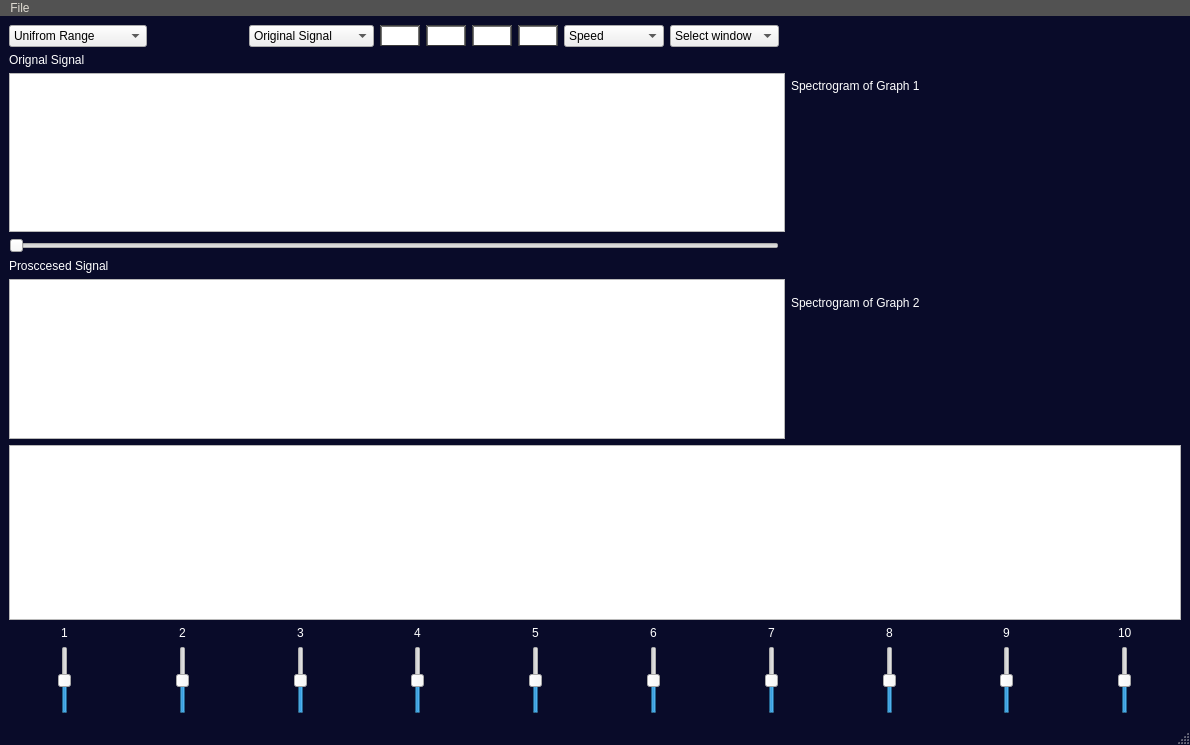
Before: the Qt Designer form main.ui in AliBadran716/Signal_equilizer, drawn with Qt 5.
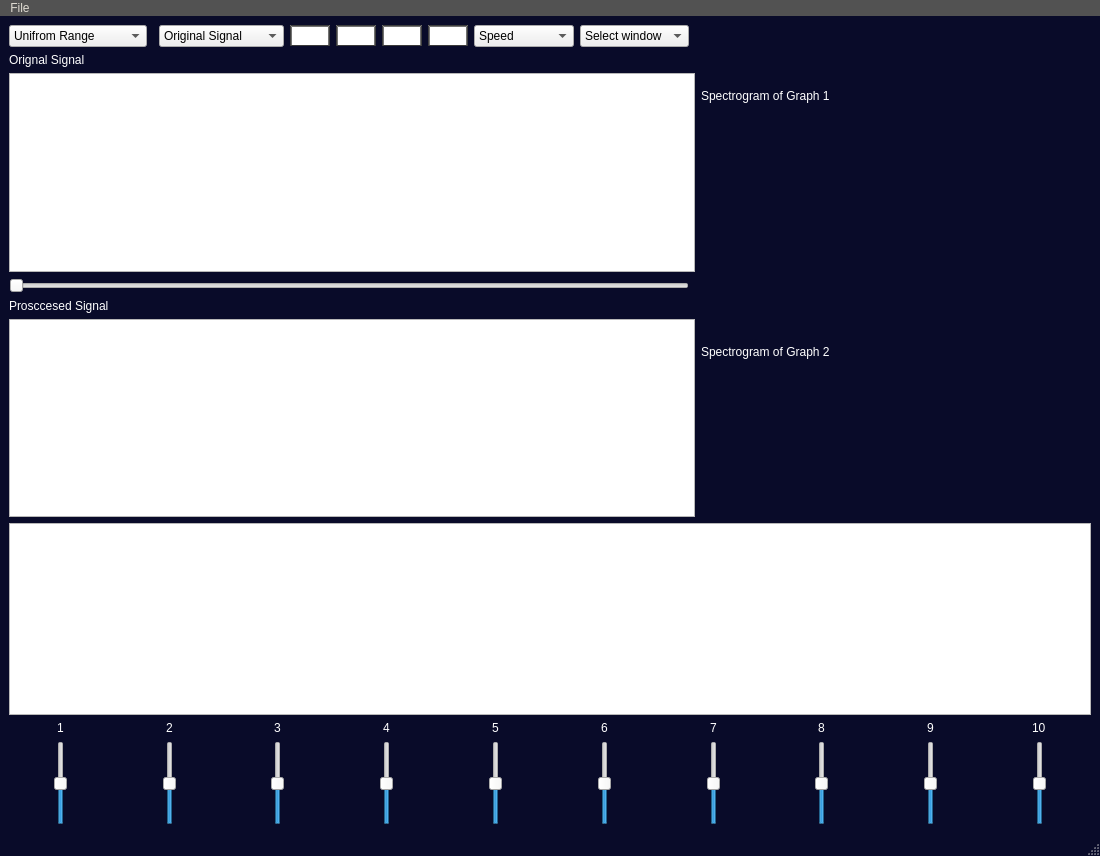
After: the same form once the commit is applied. Icons and pictures are not drawn. Custom widgets are drawn as their Qt base class.

Patch:
```diff
--- a/main.ui
+++ b/main.ui
@@ -6,8 +6,8 @@
    <rect>
     <x>0</x>
     <y>0</y>
-    <width>1190</width>
-    <height>745</height>
+    <width>1100</width>
+    <height>856</height>
    </rect>
   </property>
   <property name="windowTitle">
@@ -550,6 +550,12 @@
          <layout class="QVBoxLayout" name="verticalLayout">
           <item alignment="Qt::AlignHCenter">
            <widget class="QLabel" name="label_1">
+            <property name="sizePolicy">
+             <sizepolicy hsizetype="Preferred" vsizetype="Fixed">
+              <horstretch>0</horstretch>
+              <verstretch>0</verstretch>
+             </sizepolicy>
+            </property>
             <property name="text">
              <string>1</string>
             </property>
@@ -557,6 +563,12 @@
           </item>
           <item alignment="Qt::AlignHCenter">
            <widget class="QSlider" name="verticalSlider_1">
+            <property name="sizePolicy">
+             <sizepolicy hsizetype="Fixed" vsizetype="Fixed">
+              <horstretch>0</horstretch>
+              <verstretch>0</verstretch>
+             </sizepolicy>
+            </property>
             <property name="minimum">
              <number>1</number>
             </property>
@@ -577,6 +589,12 @@
          <layout class="QVBoxLayout" name="verticalLayout_2">
           <item alignment="Qt::AlignHCenter">
            <widget class="QLabel" name="label_2">
+            <property name="sizePolicy">
+             <sizepolicy hsizetype="Preferred" vsizetype="Fixed">
+              <horstretch>0</horstretch>
+              <verstretch>0</verstretch>
+             </sizepolicy>
+            </property>
             <property name="text">
              <string>2</string>
             </property>
@@ -584,6 +602,12 @@
           </item>
           <item alignment="Qt::AlignHCenter">
            <widget class="QSlider" name="verticalSlider_2">
+            <property name="sizePolicy">
+             <sizepolicy hsizetype="Fixed" vsizetype="Fixed">
+              <horstretch>0</horstretch>
+              <verstretch>0</verstretch>
+             </sizepolicy>
+            </property>
             <property name="minimum">
              <number>1</number>
             </property>
@@ -604,6 +628,12 @@
          <layout class="QVBoxLayout" name="verticalLayout_3">
           <item alignment="Qt::AlignHCenter">
            <widget class="QLabel" name="label_3">
+            <property name="sizePolicy">
+             <sizepolicy hsizetype="Preferred" vsizetype="Fixed">
+              <horstretch>0</horstretch>
+              <verstretch>0</verstretch>
+             </sizepolicy>
+            </property>
             <property name="text">
              <string>3</string>
             </property>
@@ -611,6 +641,12 @@
           </item>
           <item alignment="Qt::AlignHCenter">
            <widget class="QSlider" name="verticalSlider_3">
+            <property name="sizePolicy">
+             <sizepolicy hsizetype="Fixed" vsizetype="Fixed">
+              <horstretch>0</horstretch>
+              <verstretch>0</verstretch>
+             </sizepolicy>
+            </property>
             <property name="minimum">
              <number>1</number>
             </property>
@@ -631,6 +667,12 @@
          <layout class="QVBoxLayout" name="verticalLayout_4">
           <item alignment="Qt::AlignHCenter">
            <widget class="QLabel" name="label_4">
+            <property name="sizePolicy">
+             <sizepolicy hsizetype="Preferred" vsizetype="Fixed">
+              <horstretch>0</horstretch>
+              <verstretch>0</verstretch>
+             </sizepolicy>
+            </property>
             <property name="text">
              <string>4</string>
             </property>
@@ -638,6 +680,12 @@
           </item>
           <item alignment="Qt::AlignHCenter">
            <widget class="QSlider" name="verticalSlider_4">
+            <property name="sizePolicy">
+             <sizepolicy hsizetype="Fixed" vsizetype="Fixed">
+              <horstretch>0</horstretch>
+              <verstretch>0</verstretch>
+             </sizepolicy>
+            </property>
             <property name="maximum">
              <number>100</number>
             </property>
@@ -655,6 +703,12 @@
          <layout class="QVBoxLayout" name="verticalLayout_5">
           <item alignment="Qt::AlignHCenter">
            <widget class="QLabel" name="label_5">
+            <property name="sizePolicy">
+             <sizepolicy hsizetype="Preferred" vsizetype="Fixed">
+              <horstretch>0</horstretch>
+              <verstretch>0</verstretch>
+             </sizepolicy>
+            </property>
             <property name="text">
              <string>5</string>
             </property>
@@ -662,6 +716,12 @@
           </item>
           <item alignment="Qt::AlignHCenter">
            <widget class="QSlider" name="verticalSlider_5">
+            <property name="sizePolicy">
+             <sizepolicy hsizetype="Fixed" vsizetype="Fixed">
+              <horstretch>0</horstretch>
+              <verstretch>0</verstretch>
+             </sizepolicy>
+            </property>
             <property name="minimum">
              <number>1</number>
             </property>
@@ -682,6 +742,12 @@
          <layout class="QVBoxLayout" name="verticalLayout_6">
           <item alignment="Qt::AlignHCenter">
            <widget class="QLabel" name="label_6">
+            <property name="sizePolicy">
+             <sizepolicy hsizetype="Preferred" vsizetype="Fixed">
+              <horstretch>0</horstretch>
+              <verstretch>0</verstretch>
+             </sizepolicy>
+            </property>
             <property name="text">
              <string>6</string>
             </property>
@@ -689,6 +755,12 @@
           </item>
           <item alignment="Qt::AlignHCenter">
            <widget class="QSlider" name="verticalSlider_6">
+            <property name="sizePolicy">
+             <sizepolicy hsizetype="Fixed" vsizetype="Fixed">
+              <horstretch>0</horstretch>
+              <verstretch>0</verstretch>
+             </sizepolicy>
+            </property>
             <property name="minimum">
              <number>1</number>
             </property>
@@ -709,6 +781,12 @@
          <layout class="QVBoxLayout" name="verticalLayout_7">
           <item alignment="Qt::AlignHCenter">
            <widget class="QLabel" name="label_7">
+            <property name="sizePolicy">
+             <sizepolicy hsizetype="Preferred" vsizetype="Fixed">
+              <horstretch>0</horstretch>
+              <verstretch>0</verstretch>
+             </sizepolicy>
+            </property>
             <property name="text">
              <string>7</string>
             </property>
@@ -716,6 +794,12 @@
           </item>
           <item alignment="Qt::AlignHCenter">
            <widget class="QSlider" name="verticalSlider_7">
+            <property name="sizePolicy">
+             <sizepolicy hsizetype="Fixed" vsizetype="Fixed">
+              <horstretch>0</horstretch>
+              <verstretch>0</verstretch>
+             </sizepolicy>
+            </property>
             <property name="minimum">
              <number>1</number>
             </property>
@@ -736,6 +820,12 @@
          <layout class="QVBoxLayout" name="verticalLayout_8">
           <item alignment="Qt::AlignHCenter">
            <widget class="QLabel" name="label_8">
+            <property name="sizePolicy">
+             <sizepolicy hsizetype="Preferred" vsizetype="Fixed">
+              <horstretch>0</horstretch>
+              <verstretch>0</verstretch>
+             </sizepolicy>
+            </property>
             <property name="text">
              <string>8</string>
             </property>
@@ -743,6 +833,12 @@
           </item>
           <item alignment="Qt::AlignHCenter">
            <widget class="QSlider" name="verticalSlider_8">
+            <property name="sizePolicy">
+             <sizepolicy hsizetype="Fixed" vsizetype="Fixed">
+              <horstretch>0</horstretch>
+              <verstretch>0</verstretch>
+             </sizepolicy>
+            </property>
             <property name="minimum">
              <number>1</number>
             </property>
@@ -763,6 +859,12 @@
          <layout class="QVBoxLayout" name="verticalLayout_9">
           <item alignment="Qt::AlignHCenter">
            <widget class="QLabel" name="label_9">
+            <property name="sizePolicy">
+             <sizepolicy hsizetype="Preferred" vsizetype="Fixed">
+              <horstretch>0</horstretch>
+              <verstretch>0</verstretch>
+             </sizepolicy>
+            </property>
             <property name="text">
              <string>9</string>
             </property>
@@ -770,6 +872,12 @@
           </item>
           <item alignment="Qt::AlignHCenter">
            <widget class="QSlider" name="verticalSlider_9">
+            <property name="sizePolicy">
+             <sizepolicy hsizetype="Fixed" vsizetype="Fixed">
+              <horstretch>0</horstretch>
+              <verstretch>0</verstretch>
+             </sizepolicy>
+            </property>
             <property name="minimum">
              <number>1</number>
             </property>
@@ -790,6 +898,12 @@
          <layout class="QVBoxLayout" name="verticalLayout_10">
           <item alignment="Qt::AlignHCenter">
            <widget class="QLabel" name="label_10">
+            <property name="sizePolicy">
+             <sizepolicy hsizetype="Preferred" vsizetype="Fixed">
+              <horstretch>0</horstretch>
+              <verstretch>0</verstretch>
+             </sizepolicy>
+            </property>
             <property name="text">
              <string>10</string>
             </property>
@@ -797,6 +911,12 @@
           </item>
           <item alignment="Qt::AlignHCenter">
            <widget class="QSlider" name="verticalSlider_10">
+            <property name="sizePolicy">
+             <sizepolicy hsizetype="Fixed" vsizetype="Fixed">
+              <horstretch>0</horstretch>
+              <verstretch>0</verstretch>
+             </sizepolicy>
+            </property>
             <property name="minimum">
              <number>1</number>
             </property>
@@ -824,8 +944,8 @@
     <rect>
      <x>0</x>
      <y>0</y>
-     <width>1190</width>
-     <height>24</height>
+     <width>1100</width>
+     <height>23</height>
     </rect>
    </property>
    <widget class="QMenu" name="menuFile">
```
Left out of the diff: 10 changed lines with no effect on the pictures.
